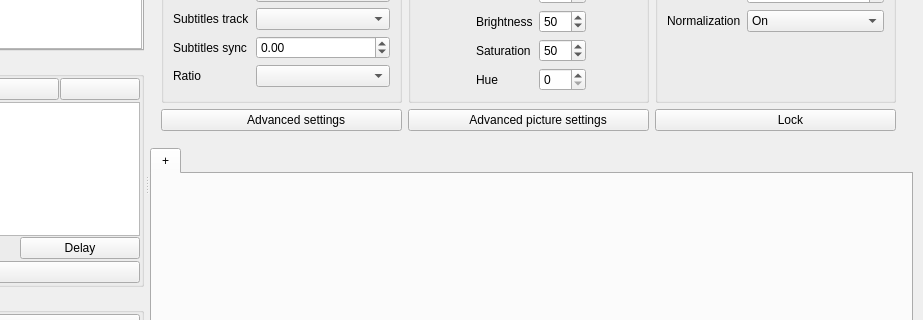
The window that src/mainwindow.ui (cinemaouvert/OPP) describes before a commit, drawn with Qt 5; both pictures show x 364 to 1287 and y 141 to 461 of the 1287 by 652 pixel window.
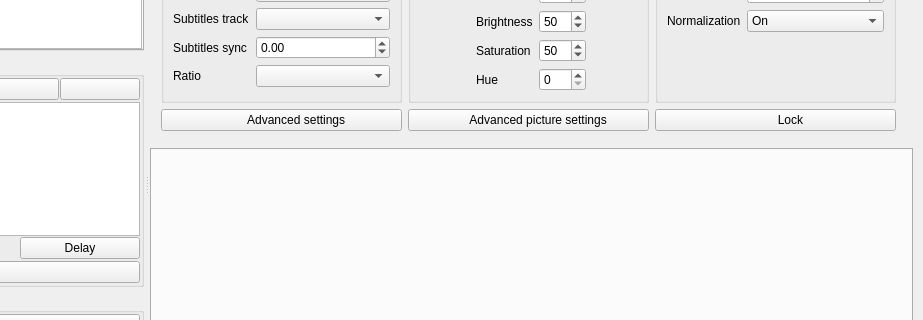
The same window after the commit. Icons and pictures are not drawn. Custom widgets are drawn as their Qt base class.

Commit message: delete tab + (for adding), replace it by an action

Diff of the .ui file:
```diff
--- a/src/mainwindow.ui
+++ b/src/mainwindow.ui
@@ -823,11 +823,6 @@
           <property name="currentIndex">
            <number>0</number>
           </property>
-          <widget class="QWidget" name="addPlaylistTab">
-           <attribute name="title">
-            <string>+</string>
-           </attribute>
-          </widget>
          </widget>
         </item>
         <item>
```
Left out of the diff: 11 changed lines with no effect on the pictures. The commit also changes 2 other files.
